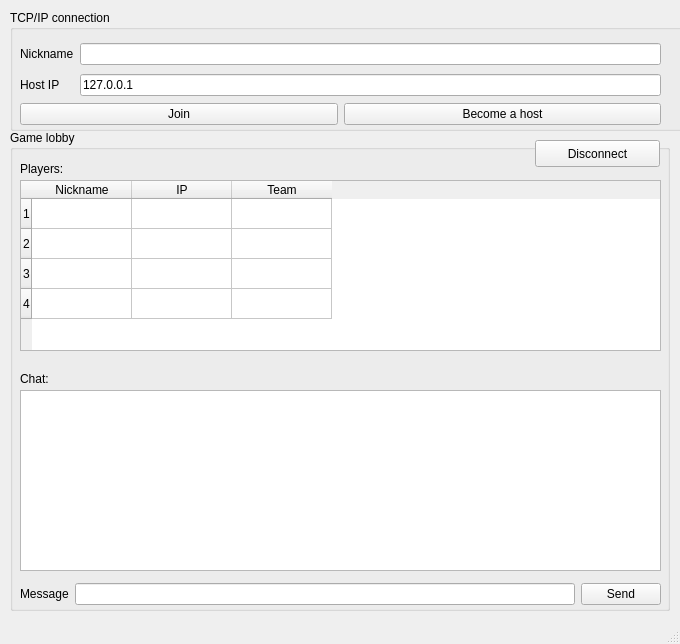
Above: frames/forms/lobby_frame.ui from Quasilyte/SuperQMelee before the change. Below: the same form after it.
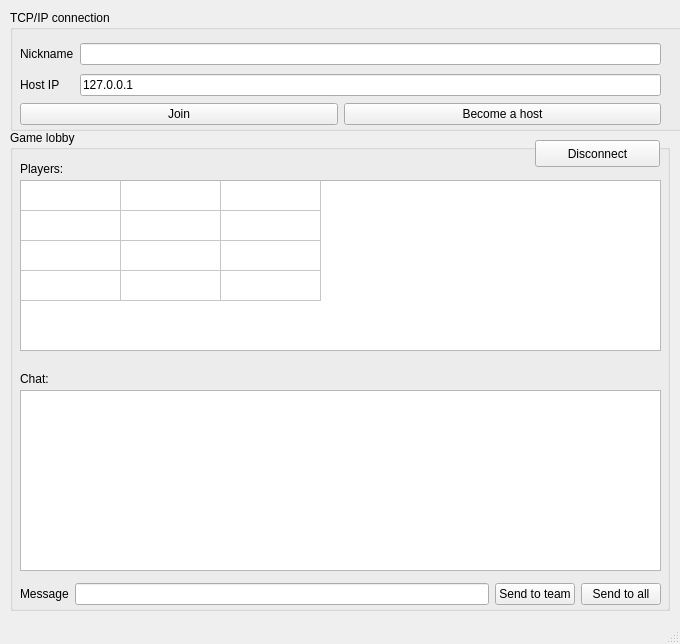
That is the form after the change.

Commit message: team chat demo

```diff
--- a/frames/forms/lobby_frame.ui
+++ b/frames/forms/lobby_frame.ui
@@ -78,10 +78,10 @@
       <set>QAbstractItemView::NoEditTriggers</set>
      </property>
      <attribute name="horizontalHeaderVisible">
-      <bool>true</bool>
+      <bool>false</bool>
      </attribute>
      <attribute name="verticalHeaderVisible">
-      <bool>true</bool>
+      <bool>false</bool>
      </attribute>
      <row>
       <property name="text">
@@ -212,10 +212,17 @@
         </property>
        </widget>
       </item>
+      <item row="0" column="3">
+       <widget class="QPushButton" name="sendPublicMessageButton">
+        <property name="text">
+         <string>Send to all</string>
+        </property>
+       </widget>
+      </item>
       <item row="0" column="2">
        <widget class="QPushButton" name="sendMessageButton">
         <property name="text">
-         <string>Send</string>
+         <string>Send to team</string>
         </property>
        </widget>
       </item>
```
Left out of the diff: 8 changed lines with no effect on the pictures. The commit also changes 7 other files.
